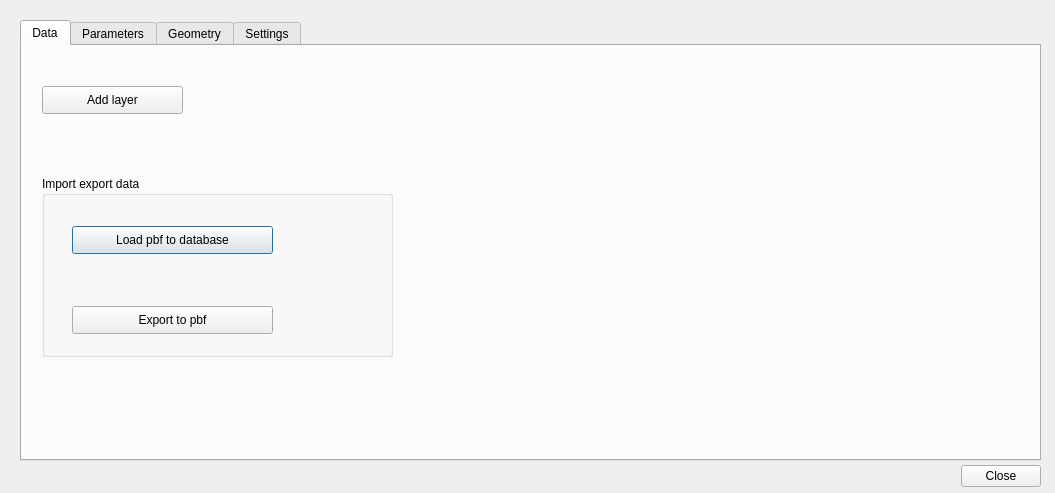
Old version of the form osm_routing_editor_dialog_base.ui in the repository tuskjant/OSMEditorForRouting.
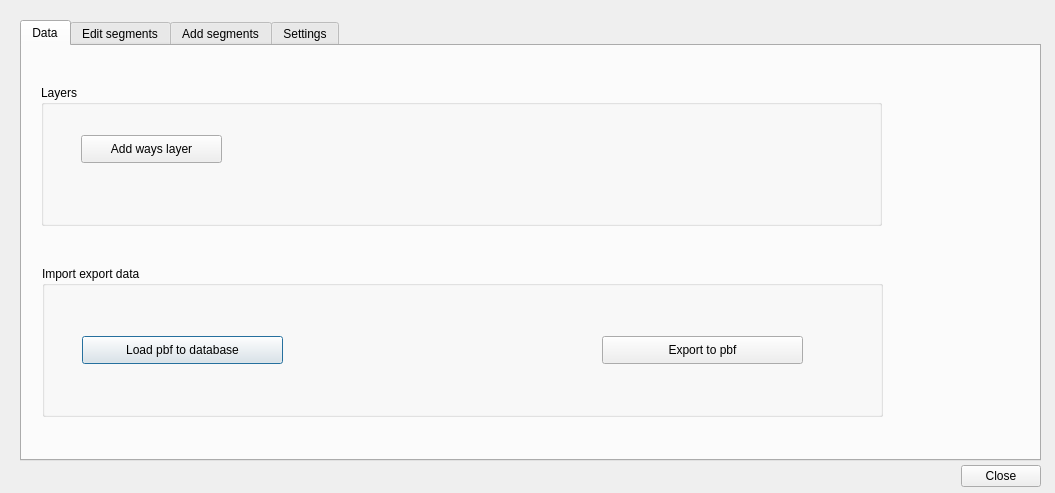
New version of the form. The open tabs and pages were chosen to show the change. Custom widgets are drawn as their Qt base class.

Commit message: Add segment functionality: added options to modify new segment temporary attributes. Option to delete temporary segment.

The edit to the form file:
```diff
--- a/osm_routing_editor_dialog_base.ui
+++ b/osm_routing_editor_dialog_base.ui
@@ -33,9 +33,9 @@
      <property name="geometry">
       <rect>
        <x>20</x>
-       <y>130</y>
-       <width>351</width>
-       <height>181</height>
+       <y>220</y>
+       <width>841</width>
+       <height>151</height>
       </rect>
      </property>
      <property name="title">
@@ -44,8 +44,8 @@
      <widget class="QPushButton" name="pushButtonLoadPbf">
       <property name="geometry">
        <rect>
-        <x>30</x>
-        <y>50</y>
+        <x>40</x>
+        <y>70</y>
         <width>201</width>
         <height>28</height>
        </rect>
@@ -57,8 +57,8 @@
      <widget class="QPushButton" name="pushButtonToPbf">
       <property name="geometry">
        <rect>
-        <x>30</x>
-        <y>130</y>
+        <x>560</x>
+        <y>70</y>
         <width>201</width>
         <height>28</height>
        </rect>
@@ -68,23 +68,36 @@
       </property>
      </widget>
     </widget>
-    <widget class="QPushButton" name="pushButtonAddLayers">
+    <widget class="QGroupBox" name="groupBox_4">
      <property name="geometry">
       <rect>
-       <x>20</x>
-       <y>40</y>
-       <width>141</width>
-       <height>28</height>
+       <x>19</x>
+       <y>39</y>
+       <width>841</width>
+       <height>141</height>
       </rect>
      </property>
-     <property name="text">
-      <string>Add layer</string>
+     <property name="title">
+      <string>Layers</string>
      </property>
+     <widget class="QPushButton" name="pushButtonAddLayers">
+      <property name="geometry">
+       <rect>
+        <x>40</x>
+        <y>50</y>
+        <width>141</width>
+        <height>28</height>
+       </rect>
+      </property>
+      <property name="text">
+       <string>Add ways layer</string>
+      </property>
+     </widget>
     </widget>
    </widget>
    <widget class="QWidget" name="tab">
     <attribute name="title">
-     <string>Parameters</string>
+     <string>Edit segments</string>
     </attribute>
     <widget class="QGroupBox" name="groupBox_3">
      <property name="geometry">
@@ -238,7 +251,7 @@
    </widget>
    <widget class="QWidget" name="tab_4">
     <attribute name="title">
-     <string>Geometry</string>
+     <string>Add segments</string>
     </attribute>
     <widget class="QPushButton" name="pushButton_addSegment">
      <property name="geometry">
```
Left out of the diff: 45 changed lines with no effect on the pictures. The commit also changes 4 other files.
